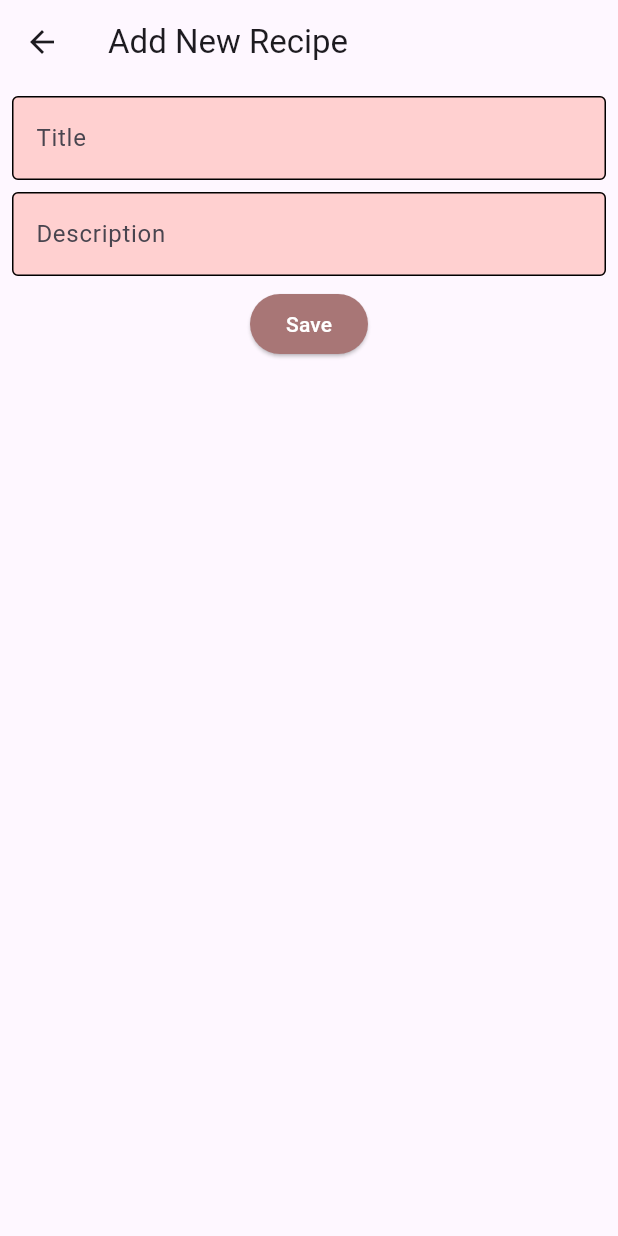
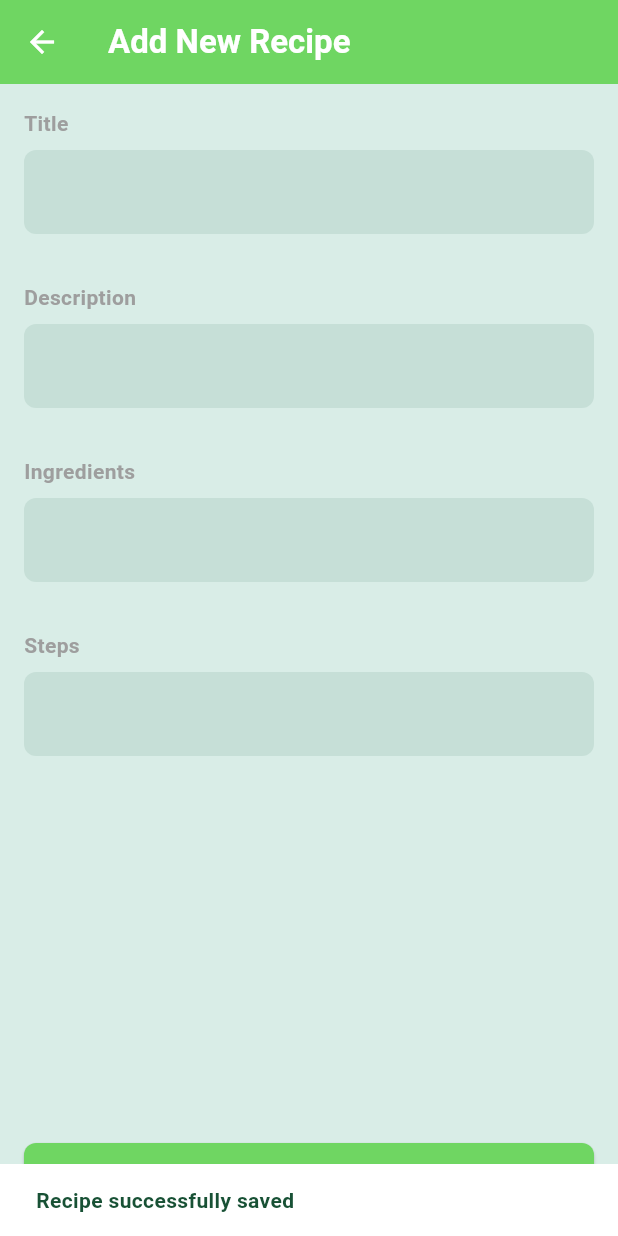
Before and after one commit to Zer0-01/Flutter-Recipe-Shot, a Flutter app: the AddRecipeView screen opened by its route, after a tap on "Save", on a phone screen of 412 x 824 dp. Run offline on Flutter 3.47's test engine with Material 3 defaults, Android fonts, the phone set to English and light mode, and no system bars; our stand-ins replace cloud_firestore, firebase_auth, firebase_core; accounts and stored records are empty.

Commit message:
feat: add feature for add new recipe
Create Ui for the add new recipe page
Create api and logic for add new recipe feature

```diff
--- a/lib/features/add_recipe/view/add_recipe_view.dart
+++ b/lib/features/add_recipe/view/add_recipe_view.dart
@@ -1,6 +1,10 @@
 import 'package:flutter/material.dart';
-import 'package:flutter_recipe_shot/res/widgets/custom_elevated_button_widget.dart';
-import 'package:flutter_recipe_shot/res/widgets/custom_text_form_field_widget.dart';
+import 'package:flutter_recipe_shot/data/remote/response/api_status.dart';
+import 'package:flutter_recipe_shot/features/add_recipe/vm/add_recipe_vm.dart';
+import 'package:flutter_recipe_shot/features/add_recipe/widget/add_recipe_elevated_button_widget.dart';
+import 'package:flutter_recipe_shot/features/add_recipe/widget/add_recipe_text_form_field_widget.dart';
+import 'package:flutter_recipe_shot/res/colors/app_colors.dart';
+import 'package:provider/provider.dart';
 
 class AddRecipeView extends StatefulWidget {
   static const String id = 'add_recipe_view';
@@ -11,34 +15,62 @@ class AddRecipeView extends StatefulWidget {
 }
 
 class _AddRecipeViewState extends State<AddRecipeView> {
+  AddRecipeVm vm = AddRecipeVm();
   @override
   Widget build(BuildContext context) {
+    return ChangeNotifierProvider(
+      create: (context) => vm,
+      child: Consumer<AddRecipeVm>(
+        builder: (context, value, child) {
           return Scaffold(
+            backgroundColor: AppColors.pastelLightGreenColor,
             appBar: AppBar(
-        title: const Text('Add New Recipe'),
+              backgroundColor: AppColors.lightGreenColor,
+              foregroundColor: AppColors.whiteColor,
+              title: const Text('Add New Recipe', style: TextStyle(fontWeight: FontWeight.bold),),
             ),
             body: Padding(
-        padding: const EdgeInsets.all(8.0),
+              padding: const EdgeInsets.all(16.0),
               child: Column(
                 children: [
-            const CustomTextFormFieldWidget(
+                  AddRecipeTextFormFieldWidget(
                     labelText: 'Title',
+                    controller: vm.titleController,
                   ),
                   const SizedBox(
-              height: 8,
+                    height: 32.0,
                   ),
-            const CustomTextFormFieldWidget(
+                  AddRecipeTextFormFieldWidget(
                     labelText: 'Description',
+                    controller: vm.descriptionController,
                   ),
                   const SizedBox(
-              height: 8,
+                    height: 32.0,
                   ),
-            CustomElevatedButtonWidget(
-              onPressed: () {},
+                  const AddRecipeTextFormFieldWidget(
+                    labelText: 'Ingredients',
                   ),
+                  const SizedBox(
+                    height: 32.0,
+                  ),
+                  const AddRecipeTextFormFieldWidget(
+                    labelText: 'Steps',
+                  ),
+                  const Spacer(),
+                  AddRecipeElevatedButtonWidget(
+                    buttonText: 'Save',
+                    onPressed: vm.recipeResponse?.status == ApiStatus.LOADING
+                        ? null
+                        : () {
+                            vm.createRecipe(context);
+                          },
+                  )
                 ],
               ),
             ),
           );
+        },
+      ),
+    );
   }
 }
--- /dev/null
+++ b/lib/features/add_recipe/vm/add_recipe_vm.dart
@@ -0,0 +1,55 @@
+import 'package:cloud_firestore/cloud_firestore.dart';
+import 'package:flutter/material.dart';
+import 'package:flutter_recipe_shot/data/remote/response/api_response.dart';
+import 'package:flutter_recipe_shot/models/recipe.dart';
+import 'package:flutter_recipe_shot/models/recipeUpdate.dart';
+import 'package:flutter_recipe_shot/res/colors/app_colors.dart';
+
+class AddRecipeVm extends ChangeNotifier {
+  TextEditingController titleController = TextEditingController();
+  TextEditingController descriptionController = TextEditingController();
+  final FirebaseFirestore _firestore = FirebaseFirestore.instance;
+
+  ApiResponse<Recipe>? recipeResponse;
+
+  void _setRecipeResponse(ApiResponse<Recipe> response) {
+    print('Response: $response');
+    recipeResponse = response;
+    notifyListeners();
+  }
+
+  Future<void> createRecipe(BuildContext context) async {
+    try {
+      _setRecipeResponse(ApiResponse.loading());
+      RecipeUpdate recipeUpdate = RecipeUpdate(
+          title: titleController.text, description: descriptionController.text);
+
+      Map<String, dynamic> recipeUpdateData = recipeUpdate.toJson();
+      DocumentReference recipeDocument =
+          await _firestore.collection('recipes').add(recipeUpdateData);
+
+      String documentId = recipeDocument.id;
+      print(documentId);
+
+      await recipeDocument.update({'id': documentId});
+
+      DocumentSnapshot recipeSnapshot = await recipeDocument.get();
+      Recipe recipe =
+          Recipe.fromJson(recipeSnapshot.data() as Map<String, dynamic>);
+      _setRecipeResponse(ApiResponse.completed(recipe));
+      _showSnackbar(context, 'Recipe successfully saved');
+    } catch (error) {
+      _setRecipeResponse(ApiResponse.error(error.toString()));
+      _showSnackbar(context, "Invalid save new recipe. Please try again");
+    }
+  }
+
+  void _showSnackbar(BuildContext context, String message) {
+    ScaffoldMessenger.of(context).showSnackBar(
+      SnackBar(
+        backgroundColor: AppColors.whiteColor,
+        content: Text(message, style: TextStyle(color: AppColors.darkGreenColor,  fontWeight: FontWeight.bold),),
+      ),
+    );
+  }
+}
--- /dev/null
+++ b/lib/features/add_recipe/widget/add_recipe_elevated_button_widget.dart
@@ -0,0 +1,34 @@
+import 'package:flutter/material.dart';
+import 'package:flutter_recipe_shot/res/colors/app_colors.dart';
+
+class AddRecipeElevatedButtonWidget extends StatelessWidget {
+  final String buttonText;
+  final VoidCallback? onPressed;
+
+  const AddRecipeElevatedButtonWidget({super.key, required this.buttonText, required this.onPressed});
+
+  @override
+  Widget build(BuildContext context) {
+    return SizedBox(
+      width: double.infinity,
+      child: ElevatedButton(
+        onPressed: onPressed,
+        style: ElevatedButton.styleFrom(
+          backgroundColor: AppColors.lightGreenColor, // Background color
+          foregroundColor: AppColors.whiteColor, // Foreground (text) color
+          shape: RoundedRectangleBorder(
+            borderRadius: BorderRadius.circular(8.0), // Rounded corners
+          ),
+          padding:
+              const EdgeInsets.symmetric(horizontal: 16.0, vertical: 12.0), // Padding
+        ),
+        child: Text(
+          buttonText,
+          style: const TextStyle(
+            fontWeight: FontWeight.bold, // Bold text
+          ),
+        ),
+      ),
+    );
+  }
+}
--- /dev/null
+++ b/lib/features/add_recipe/widget/add_recipe_text_form_field_widget.dart
@@ -0,0 +1,51 @@
+import 'package:flutter/material.dart';
+import 'package:flutter_recipe_shot/res/colors/app_colors.dart';
+
+class AddRecipeTextFormFieldWidget extends StatelessWidget {
+  final String labelText;
+  final TextEditingController? controller;
+
+  const AddRecipeTextFormFieldWidget(
+      {super.key, required this.labelText, this.controller});
+
+  @override
+  Widget build(BuildContext context) {
+    return Column(
+      crossAxisAlignment: CrossAxisAlignment.start,
+      children: [
+        Text(
+          labelText,
+          style: const TextStyle(
+            color: Colors.grey,
+            fontWeight: FontWeight.bold,
+          ),
+        ),
+        const SizedBox(height: 8.0),
+        TextFormField(
+          controller: controller,
+          style: TextStyle(
+            color: AppColors.darkGreenColor,
+            fontWeight: FontWeight.bold,
+          ),
+          maxLines: null,
+          decoration: InputDecoration(
+            filled: true,
+            fillColor: AppColors.pastelDarkGreenColor,
+            border: const OutlineInputBorder(
+              borderRadius: BorderRadius.all(Radius.circular(8.0)),
+              borderSide: BorderSide.none,
+            ),
+            focusedBorder: const OutlineInputBorder(
+              borderRadius: BorderRadius.all(Radius.circular(8.0)),
+              borderSide: BorderSide.none,
+            ),
+            enabledBorder: const OutlineInputBorder(
+              borderRadius: BorderRadius.all(Radius.circular(8.0)),
+              borderSide: BorderSide.none,
+            ),
+          ),
+        ),
+      ],
+    );
+  }
+}
--- a/lib/features/home/view/home_view.dart
+++ b/lib/features/home/view/home_view.dart
@@ -23,7 +23,7 @@ class _HomeViewState extends State<HomeView> {
           padding: EdgeInsets.zero,
           children: [
             DrawerHeader(
-              decoration: BoxDecoration(color: AppColors.primaryColor),
+              decoration: BoxDecoration(color: AppColors.darkGreenColor),
               child: const Text('User'),
             ),
             ListTile(
--- a/lib/features/recipes/vm/recipes_vm.dart
+++ b/lib/features/recipes/vm/recipes_vm.dart
@@ -8,7 +8,7 @@ class RecipesVm extends ChangeNotifier {
   ApiResponse<List<Recipe>> recipesResponse = ApiResponse.loading();
   List<Recipe> listRecipe = [];
 
-  void _setRecipes(ApiResponse<List<Recipe>> response) {
+  void _setRecipesResponse(ApiResponse<List<Recipe>> response) {
     print('Response: $response');
     recipesResponse = response;
     notifyListeners();
@@ -21,7 +21,7 @@ class RecipesVm extends ChangeNotifier {
 
   Future<void> getRecipes() async {
     try {
-      _setRecipes(ApiResponse.loading());
+      _setRecipesResponse(ApiResponse.loading());
 
       CollectionReference recipesCollection =
           FirebaseFirestore.instance.collection('recipes');
@@ -34,9 +34,9 @@ class RecipesVm extends ChangeNotifier {
           .map((doc) => Recipe.fromJson(doc.data() as Map<String, dynamic>))
           .toList();
 
-      _setRecipes(ApiResponse.completed(value));
+      _setRecipesResponse(ApiResponse.completed(value));
     } catch (error) {
-      _setRecipes(ApiResponse.error(error.toString()));
+      _setRecipesResponse(ApiResponse.error(error.toString()));
     }
   }
 
--- a/lib/features/signIn/view/signin_view.dart
+++ b/lib/features/signIn/view/signin_view.dart
@@ -21,7 +21,7 @@ class _SigninViewState extends State<SigninView> {
   @override
   Widget build(BuildContext context) {
     return Scaffold(
-      backgroundColor: AppColors.secondaryColor,
+      backgroundColor: AppColors.darkGreenColor,
       body: Form(
         key: _formKey,
         child: Padding(
--- a/lib/features/signIn/view/widget/sign_in_button_widget.dart
+++ b/lib/features/signIn/view/widget/sign_in_button_widget.dart
@@ -11,7 +11,7 @@ class SignInButtonWidget extends StatelessWidget {
       onPressed: onPressed,
       style: ElevatedButton.styleFrom(
         foregroundColor: Colors.white,
-        backgroundColor: AppColors.primaryColor,
+        backgroundColor: AppColors.darkGreenColor,
         shape: const RoundedRectangleBorder(
             borderRadius: BorderRadius.all(Radius.circular(16))),
       ),
--- a/lib/features/signUp/view/signup_view.dart
+++ b/lib/features/signUp/view/signup_view.dart
@@ -22,7 +22,7 @@ class _SignupViewState extends State<SignupView> {
   @override
   Widget build(BuildContext context) {
     return Scaffold(
-      backgroundColor: AppColors.secondaryColor,
+      backgroundColor: AppColors.darkGreenColor,
       appBar: AppBar(
         backgroundColor: Colors.transparent,
         elevation: 0.0,
@@ -66,7 +66,7 @@ class _SignupViewState extends State<SignupView> {
                     SizedBoxWidget.h32,
                     SignUpButtonWidget(
                       data: 'Sign Up',
-                      buttonBackgroundColor: AppColors.primaryColor,
+                      buttonBackgroundColor: AppColors.darkGreenColor,
                       buttonForegroundColor: Colors.white,
                       onPressed: vm.isLoading
                           ? null
--- /dev/null
+++ b/lib/models/recipeUpdate.dart
@@ -0,0 +1,25 @@
+class RecipeUpdate {
+  final String title;
+  final String description;
+
+  RecipeUpdate({
+    required this.title,
+    required this.description,
+  });
+
+  // Factory constructor to create a Recipe from a JSON map
+  factory RecipeUpdate.fromJson(Map<String, dynamic> json) {
+    return RecipeUpdate(
+      title: json['title'],
+      description: json['description'],
+    );
+  }
+
+  // Method to convert a Recipe instance to a JSON map
+  Map<String, dynamic> toJson() {
+    return {
+      'title': title,
+      'description': description,
+    };
+  }
+}
--- a/lib/res/colors/app_colors.dart
+++ b/lib/res/colors/app_colors.dart
@@ -1,7 +1,10 @@
 import 'package:flutter/material.dart';
 
 class AppColors {
-  static Color primaryColor = const Color(0xFFA87676);
-  static Color secondaryColor = const Color(0xFFFFD0D0);
+  static Color darkGreenColor = const Color(0xff185135);
+  static Color lightGreenColor = const Color(0xff6fd662);
+  static Color whiteColor = const Color(0xffffffff);
 
+  static Color pastelDarkGreenColor = const Color(0xffc6dfd7);
+  static Color pastelLightGreenColor = const Color(0xffd9ede7);
 }
--- a/lib/res/widgets/custom_elevated_button_widget.dart
+++ /dev/null
@@ -1,21 +0,0 @@
-import 'package:flutter/material.dart';
-import 'package:flutter_recipe_shot/res/colors/app_colors.dart';
-
-class CustomElevatedButtonWidget extends StatelessWidget {
-  final VoidCallback onPressed;
-  const CustomElevatedButtonWidget({super.key, required this.onPressed});
-
-  @override
-  Widget build(BuildContext context) {
-    return ElevatedButton(
-
-      onPressed: onPressed,
-      style: ElevatedButton.styleFrom(
-        backgroundColor: AppColors.primaryColor,
-        foregroundColor: Colors.white
-
-      ),
-      child: const Text('Save'),
-    );
-  }
-}
--- a/lib/res/widgets/custom_text_form_field_widget.dart
+++ /dev/null
@@ -1,46 +0,0 @@
-import 'package:flutter/material.dart';
-import 'package:flutter_recipe_shot/res/colors/app_colors.dart';
-
-class CustomTextFormFieldWidget extends StatelessWidget {
-  final TextEditingController? controller;
-  final String? Function(String?)? validator;
-  final String? hintText;
-  final String? labelText;
-
-  const CustomTextFormFieldWidget(
-      {super.key,
-      this.controller,
-      this.validator,
-      this.hintText,
-      this.labelText});
-
-  @override
-  Widget build(BuildContext context) {
-    return TextFormField(
-
-      controller: controller,
-      validator: validator,
-      decoration: InputDecoration(
-        filled: true,
-        fillColor: AppColors.secondaryColor,
-        labelText: labelText,
-        hintText: hintText,
-        enabledBorder: const OutlineInputBorder(
-          borderSide: BorderSide(
-            color: Colors.black,
-          ),
-        ),
-        focusedBorder: const OutlineInputBorder(
-          borderSide: BorderSide(
-            color: Colors.black,
-          ),
-        ),
-        errorBorder: const OutlineInputBorder(
-          borderSide: BorderSide(
-            color: Colors.red,
-          ),
-        ),
-      ),
-    );
-  }
-}
```
Lines whose indentation alone changed are shown as unchanged.
